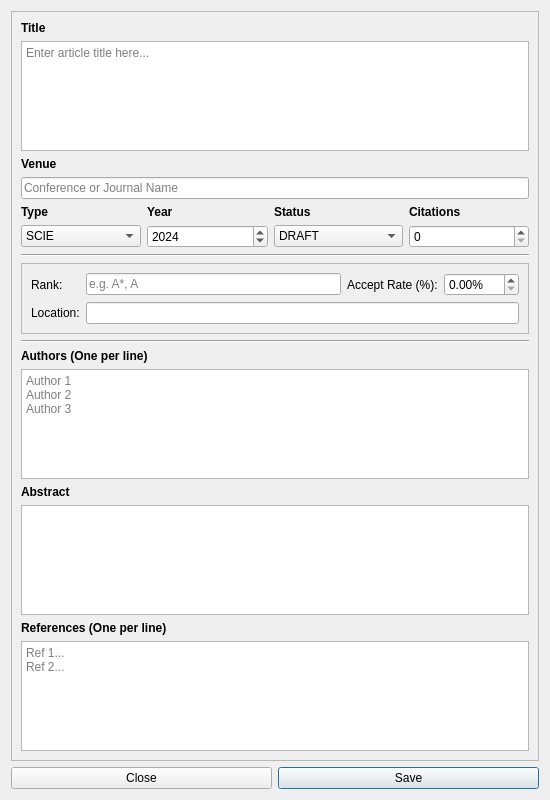
Qt form src/components/dialogs/article/articleupdatedialog.ui (DamPhuQuy/Scientific-Article-Management) before a commit.
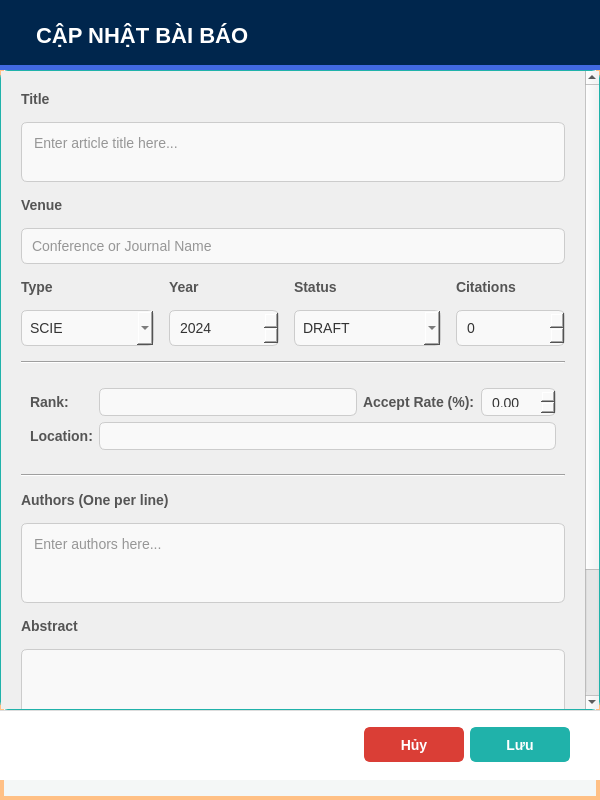
The same form after that commit. The open tabs and pages were chosen to show the change.

Diff of the .ui file:
```diff
--- a/src/components/dialogs/article/articleupdatedialog.ui
+++ b/src/components/dialogs/article/articleupdatedialog.ui
@@ -6,22 +6,92 @@
    <rect>
     <x>0</x>
     <y>0</y>
-    <width>550</width>
+    <width>600</width>
     <height>800</height>
    </rect>
   </property>
   <property name="windowTitle">
    <string>Update Article Information</string>
   </property>
-  <layout class="QGridLayout" name="gridLayout">
-   <item row="1" column="1">
-    <widget class="QPushButton" name="saveBtn">
-     <property name="text">
-      <string>Save</string>
+  
+  <property name="styleSheet">
+   <string notr="true">/* --- MAIN DIALOG --- */
+QDialog#ArticleUpdateDialog { 
+    background-color: #f4f7f6; 
+    border: 4px solid #FFC085; /* Viền cam dịu */
+}
+
+QWidget { font-family: &quot;Segoe UI&quot;, Arial, sans-serif; font-size: 14px; }
+
+/* --- HEADER --- */
+QWidget#headerContainer { 
+    background-color: #00264d; 
+    border-bottom: 5px solid #4169E1; 
+}
+QLabel#lblHeaderTitle { color: #ffffff; font-size: 22px; font-weight: 900; padding-left: 10px; background: transparent; }
+
+/* --- SCROLL AREA --- */
+QScrollArea { border: 1px solid #20B2AA; border-radius: 8px; background-color: white; }
+
+/* --- INPUTS --- */
+QLineEdit, QPlainTextEdit, QComboBox, QSpinBox, QDoubleSpinBox { 
+  background-color: #f9f9f9; 
+  border: 1px solid #cccccc; 
+  border-radius: 6px; 
+  padding: 8px; 
+  color: #333; 
+}
+QLineEdit:focus, QPlainTextEdit:focus, QComboBox:focus, QSpinBox:focus { 
+  background-color: #ffffff; 
+  border: 2px solid #20B2AA; 
+}
+
+/* --- LABELS --- */
+QLabel { font-weight: bold; color: #555; }
+</string>
+  </property>
+
+  <layout class="QVBoxLayout" name="mainLayout">
+   <property name="spacing">
+    <number>0</number>
+   </property>
+   <property name="leftMargin">
+    <number>0</number>
+   </property>
+   <property name="topMargin">
+    <number>0</number>
+   </property>
+   <property name="rightMargin">
+    <number>0</number>
+   </property>
+   <property name="bottomMargin">
+    <number>20</number>
+   </property>
+   
+   <item>
+    <widget class="QWidget" name="headerContainer" native="true">
+     <property name="minimumSize">
+      <size>
+       <width>0</width>
+       <height>70</height>
+      </size>
      </property>
+     <layout class="QHBoxLayout" name="horizontalLayout_Header">
+      <property name="leftMargin">
+       <number>20</number>
+      </property>
+      <item>
+       <widget class="QLabel" name="lblHeaderTitle">
+        <property name="text">
+         <string>CẬP NHẬT BÀI BÁO</string>
+        </property>
+       </widget>
+      </item>
+     </layout>
     </widget>
    </item>
-   <item row="0" column="0" colspan="2">
+
+   <item>
     <widget class="QScrollArea" name="scrollArea">
      <property name="widgetResizable">
       <bool>true</bool>
@@ -31,21 +101,29 @@
        <rect>
         <x>0</x>
         <y>0</y>
-        <width>536</width>
-        <height>764</height>
+        <width>596</width>
+        <height>1000</height>
        </rect>
       </property>
       <layout class="QVBoxLayout" name="verticalLayout_Content">
-       <item>
-        <layout class="QHBoxLayout" name="horizontalLayout_ID"/>
-       </item>
+       <property name="spacing">
+        <number>15</number>
+       </property>
+       <property name="leftMargin">
+        <number>20</number>
+       </property>
+       <property name="topMargin">
+        <number>20</number>
+       </property>
+       <property name="rightMargin">
+        <number>20</number>
+       </property>
+       <property name="bottomMargin">
+        <number>20</number>
+       </property>
+       
        <item>
         <widget class="QLabel" name="label_Title">
-         <property name="font">
-          <font>
-           <bold>true</bold>
-          </font>
-         </property>
          <property name="text">
           <string>Title</string>
          </property>
@@ -53,25 +131,30 @@
        </item>
        <item>
         <widget class="QPlainTextEdit" name="editTitle">
-         <property name="cursor" stdset="0">
-          <cursorShape>IBeamCursor</cursorShape>
+         <property name="minimumSize">
+          <size>
+           <width>0</width>
+           <height>60</height>
+          </size>
+         </property>
+         <property name="maximumSize">
+          <size>
+           <width>16777215</width>
+           <height>80</height>
+          </size>
          </property>
          <property name="placeholderText">
           <string>Enter article title here...</string>
          </property>
         </widget>
        </item>
+
        <item>
         <layout class="QHBoxLayout" name="horizontalLayout_VenueYear">
          <item>
           <layout class="QVBoxLayout" name="verticalLayout_Venue">
            <item>
             <widget class="QLabel" name="label_Venue">
-             <property name="font">
-              <font>
-               <bold>true</bold>
-              </font>
-             </property>
              <property name="text">
               <string>Venue</string>
              </property>
@@ -88,39 +171,73 @@
          </item>
         </layout>
        </item>
+
        <item>
         <layout class="QGridLayout" name="gridLayout_Meta">
+         <property name="verticalSpacing">
+          <number>15</number>
+         </property>
+         
+         <item row="0" column="0">
+          <widget class="QLabel" name="label_Type">
+           <property name="text">
+            <string>Type</string>
+           </property>
+          </widget>
+         </item>
+         <item row="1" column="0">
+          <widget class="QComboBox" name="comboType">
+           <item>
+            <property name="text">
+             <string>SCIE</string>
+            </property>
+           </item>
+           <item>
+            <property name="text">
+             <string>SCOPUS</string>
+            </property>
+           </item>
+           <item>
+            <property name="text">
+             <string>CONFERENCE</string>
+            </property>
+           </item>
+           <item>
+            <property name="text">
+             <string>OTHER</string>
+            </property>
+           </item>
+          </widget>
+         </item>
+
+         <item row="0" column="1">
+          <widget class="QLabel" name="label_Year">
+           <property name="text">
+            <string>Year</string>
+           </property>
+          </widget>
+         </item>
+         <item row="1" column="1">
+          <widget class="QSpinBox" name="spinYear">
+           <property name="minimum">
+            <number>1900</number>
+           </property>
+           <property name="maximum">
+            <number>2100</number>
+           </property>
+           <property name="value">
+            <number>2024</number>
+           </property>
+          </widget>
+         </item>
+
          <item row="0" column="2">
           <widget class="QLabel" name="label_Status">
-           <property name="font">
-            <font>
-             <bold>true</bold>
-            </font>
-           </property>
            <property name="text">
             <string>Status</string>
            </property>
           </widget>
          </item>
-         <item row="0" column="3">
-          <widget class="QLabel" name="label_Cit">
-           <property name="font">
-            <font>
-             <bold>true</bold>
-            </font>
-           </property>
-           <property name="text">
-            <string>Citations</string>
-           </property>
-          </widget>
-         </item>
-         <item row="1" column="3">
-          <widget class="QSpinBox" name="spinCitation">
-           <property name="maximum">
-            <number>999999</number>
-           </property>
-          </widget>
-         </item>
          <item row="1" column="2">
           <widget class="QComboBox" name="comboStatus">
            <item>
@@ -160,78 +277,24 @@
            </item>
           </widget>
          </item>
-         <item row="0" column="0">
-          <widget class="QLabel" name="label_Type">
-           <property name="font">
-            <font>
-             <bold>true</bold>
-            </font>
-           </property>
+
+         <item row="0" column="3">
+          <widget class="QLabel" name="label_Cit">
            <property name="text">
-            <string>Type</string>
+            <string>Citations</string>
            </property>
           </widget>
          </item>
-         <item row="1" column="1">
-          <layout class="QVBoxLayout" name="verticalLayout_Year">
-           <item>
-            <widget class="QSpinBox" name="spinYear">
-             <property name="minimum">
-              <number>1900</number>
-             </property>
-             <property name="maximum">
-              <number>2100</number>
-             </property>
-             <property name="value">
-              <number>2024</number>
-             </property>
-            </widget>
-           </item>
-          </layout>
-         </item>
-         <item row="0" column="1">
-          <widget class="QLabel" name="label_Year">
-           <property name="font">
-            <font>
-             <bold>true</bold>
-            </font>
+         <item row="1" column="3">
+          <widget class="QSpinBox" name="spinCitation">
+           <property name="maximum">
+            <number>999999</number>
            </property>
-           <property name="text">
-            <string>Year</string>
-           </property>
-          </widget>
-         </item>
-         <item row="1" column="0">
-          <widget class="QComboBox" name="comboType">
-           <item>
-            <property name="text">
-             <string>SCIE</string>
-            </property>
-           </item>
-           <item>
-            <property name="text">
-             <string>SCOPUS</string>
-            </property>
-           </item>
-           <item>
-            <property name="text">
-             <string>CONFERENCE</string>
-            </property>
-           </item>
-           <item>
-            <property name="text">
-             <string>OTHER</string>
-            </property>
-           </item>
-           <item>
-            <property name="text">
-             <string/>
-            </property>
-           </item>
           </widget>
          </item>
         </layout>
        </item>
+
        <item>
         <widget class="Line" name="line1">
          <property name="orientation">
@@ -239,14 +302,19 @@
          </property>
         </widget>
        </item>
+
        <item>
         <widget class="QStackedWidget" name="stackInputs">
-         <property name="frameShape">
-          <enum>QFrame::Shape::StyledPanel</enum>
-         </property>
          <property name="currentIndex">
-          <number>3</number>
+          <number>0</number>
          </property>
+         <property name="minimumSize">
+          <size>
+           <width>0</width>
+           <height>80</height>
+          </size>
+         </property>
+         
          <widget class="QWidget" name="pageInputSCIE">
           <layout class="QHBoxLayout" name="hl_InputSCIE">
            <item>
@@ -257,11 +325,7 @@
             </widget>
            </item>
            <item>
-            <widget class="QDoubleSpinBox" name="spinIF">
-             <property name="singleStep">
-              <double>0.100000000000000</double>
-             </property>
-            </widget>
+            <widget class="QDoubleSpinBox" name="spinIF"/>
            </item>
            <item>
             <spacer name="hs1">
@@ -270,8 +334,8 @@
              </property>
              <property name="sizeHint" stdset="0">
               <size>
-               <width>0</width>
-               <height>0</height>
+               <width>20</width>
+               <height>20</height>
               </size>
              </property>
             </spacer>
@@ -279,7 +343,7 @@
            <item>
             <widget class="QLabel" name="lbl_Q">
              <property name="text">
-              <string>Q-Rank (1-4):</string>
+              <string>Q-Rank:</string>
              </property>
             </widget>
            </item>
@@ -295,6 +359,7 @@
            </item>
           </layout>
          </widget>
+
          <widget class="QWidget" name="pageInputSCOPUS">
           <layout class="QHBoxLayout" name="hl_InputSCOPUS">
            <item>
@@ -314,8 +379,8 @@
              </property>
              <property name="sizeHint" stdset="0">
               <size>
-               <width>0</width>
-               <height>0</height>
+               <width>20</width>
+               <height>20</height>
               </size>
              </property>
             </spacer>
@@ -332,6 +397,7 @@
            </item>
           </layout>
          </widget>
+
          <widget class="QWidget" name="pageInputCONF">
           <layout class="QGridLayout" name="gl_InputCONF">
            <item row="0" column="0">
@@ -342,11 +408,7 @@
             </widget>
            </item>
            <item row="0" column="1">
-            <widget class="QLineEdit" name="editConfRank">
-             <property name="placeholderText">
-              <string>e.g. A*, A</string>
-             </property>
-            </widget>
+            <widget class="QLineEdit" name="editConfRank"/>
            </item>
            <item row="0" column="2">
             <widget class="QLabel" name="lbl_AR">
@@ -356,14 +418,7 @@
             </widget>
            </item>
            <item row="0" column="3">
-            <widget class="QDoubleSpinBox" name="spinAcceptRate">
-             <property name="suffix">
-              <string>%</string>
-             </property>
-             <property name="maximum">
-              <double>100.000000000000000</double>
-             </property>
-            </widget>
+            <widget class="QDoubleSpinBox" name="spinAcceptRate"/>
            </item>
            <item row="1" column="0">
             <widget class="QLabel" name="lbl_Loc">
@@ -377,9 +432,11 @@
            </item>
           </layout>
          </widget>
+
          <widget class="QWidget" name="pageInputOTHER"/>
         </widget>
        </item>
+
        <item>
         <widget class="Line" name="line2">
          <property name="orientation">
@@ -387,13 +444,9 @@
          </property>
         </widget>
        </item>
+
        <item>
         <widget class="QLabel" name="label_Authors">
-         <property name="font">
-          <font>
-           <bold>true</bold>
-          </font>
-         </property>
          <property name="text">
           <string>Authors (One per line)</string>
          </property>
@@ -401,35 +454,38 @@
        </item>
        <item>
         <widget class="QPlainTextEdit" name="editAuthors">
+         <property name="minimumSize">
+          <size>
+           <width>0</width>
+           <height>80</height>
+          </size>
+         </property>
          <property name="placeholderText">
-          <string>Author 1
-Author 2
-Author 3</string>
+          <string>Enter authors here...</string>
          </property>
         </widget>
        </item>
+
        <item>
         <widget class="QLabel" name="label_Abstract">
-         <property name="font">
-          <font>
-           <bold>true</bold>
-          </font>
-         </property>
          <property name="text">
           <string>Abstract</string>
          </property>
         </widget>
        </item>
        <item>
-        <widget class="QPlainTextEdit" name="editAbstract"/>
+        <widget class="QPlainTextEdit" name="editAbstract">
+         <property name="minimumSize">
+          <size>
+           <width>0</width>
+           <height>80</height>
+          </size>
+         </property>
+        </widget>
        </item>
+
        <item>
         <widget class="QLabel" name="label_Refs">
-         <property name="font">
-          <font>
-           <bold>true</bold>
-          </font>
-         </property>
          <property name="text">
           <string>References (One per line)</string>
          </property>
@@ -437,23 +493,112 @@
        </item>
        <item>
         <widget class="QPlainTextEdit" name="editRefs">
+         <property name="minimumSize">
+          <size>
+           <width>0</width>
+           <height>80</height>
+          </size>
+         </property>
          <property name="placeholderText">
           <string>Ref 1...
 Ref 2...</string>
          </property>
         </widget>
        </item>
+
       </layout>
      </widget>
     </widget>
    </item>
-   <item row="1" column="0">
-    <widget class="QPushButton" name="closeBtn">
-     <property name="text">
-      <string>Close</string>
+
+   <item>
+    <widget class="QWidget" name="footerContainer" native="true">
+     <property name="minimumSize">
+      <size>
+       <width>0</width>
+       <height>70</height>
+      </size>
      </property>
+     <property name="styleSheet">
+      <string notr="true">background-color: #ffffff; border-top: 1px solid #ddd;</string>
+     </property>
+     <layout class="QHBoxLayout" name="horizontalLayout_Footer">
+      <property name="rightMargin">
+       <number>30</number>
+      </property>
+      <item>
+       <spacer name="horizontalSpacer">
+        <property name="orientation">
+         <enum>Qt::Orientation::Horizontal</enum>
+        </property>
+        <property name="sizeHint" stdset="0">
+         <size>
+          <width>40</width>
+          <height>20</height>
+         </size>
+        </property>
+       </spacer>
+      </item>
+      
+      <item>
+       <widget class="QPushButton" name="closeBtn">
+        <property name="minimumSize">
+         <size>
+          <width>100</width>
+          <height>35</height>
+         </size>
+        </property>
+        <property name="text">
+         <string>Hủy</string>
+        </property>
+        <property name="styleSheet">
+         <string notr="true">
+          QPushButton {
+           background-color: #da3e36; 
+           border: 2px solid #da3e36; 
+           border-radius: 6px; 
+           color: white; 
+           font-weight: bold;
+           font-size: 14px;
+          }
+          QPushButton:hover { background-color: #c0392b; }
+          QPushButton:pressed { background-color: #922b21; }
+         </string>
+        </property>
+       </widget>
+      </item>
+
+      <item>
+       <widget class="QPushButton" name="saveBtn">
+        <property name="minimumSize">
+         <size>
+          <width>100</width>
+          <height>35</height>
+         </size>
+        </property>
+        <property name="text">
+         <string>Lưu</string>
+        </property>
+        <property name="styleSheet">
+         <string notr="true">
+          QPushButton {
+           background-color: #20B2AA; 
+           border: 2px solid #20B2AA; 
+           border-radius: 6px; 
+           color: white; 
+           font-weight: bold;
+           font-size: 14px;
+          }
+          QPushButton:hover { background-color: #17a098; }
+          QPushButton:pressed { background-color: #0e6b65; }
+         </string>
+        </property>
+       </widget>
+      </item>
+     </layout>
     </widget>
    </item>
+
   </layout>
  </widget>
  <resources/>
```
